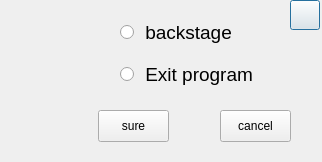
Qt form src/plugins/ukui-clock/closeOrHide.ui (ukui/ukui-sidebar) before a commit.
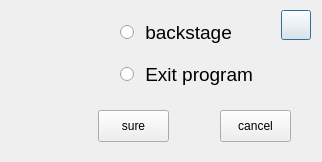
The same form after that commit. Icons and pictures are not drawn.

```diff
--- a/src/plugins/ukui-clock/closeOrHide.ui
+++ b/src/plugins/ukui-clock/closeOrHide.ui
@@ -31,8 +31,8 @@
    <widget class="QPushButton" name="closebtn">
     <property name="geometry">
      <rect>
-      <x>290</x>
-      <y>0</y>
+      <x>281</x>
+      <y>10</y>
       <width>30</width>
       <height>30</height>
      </rect>
```
